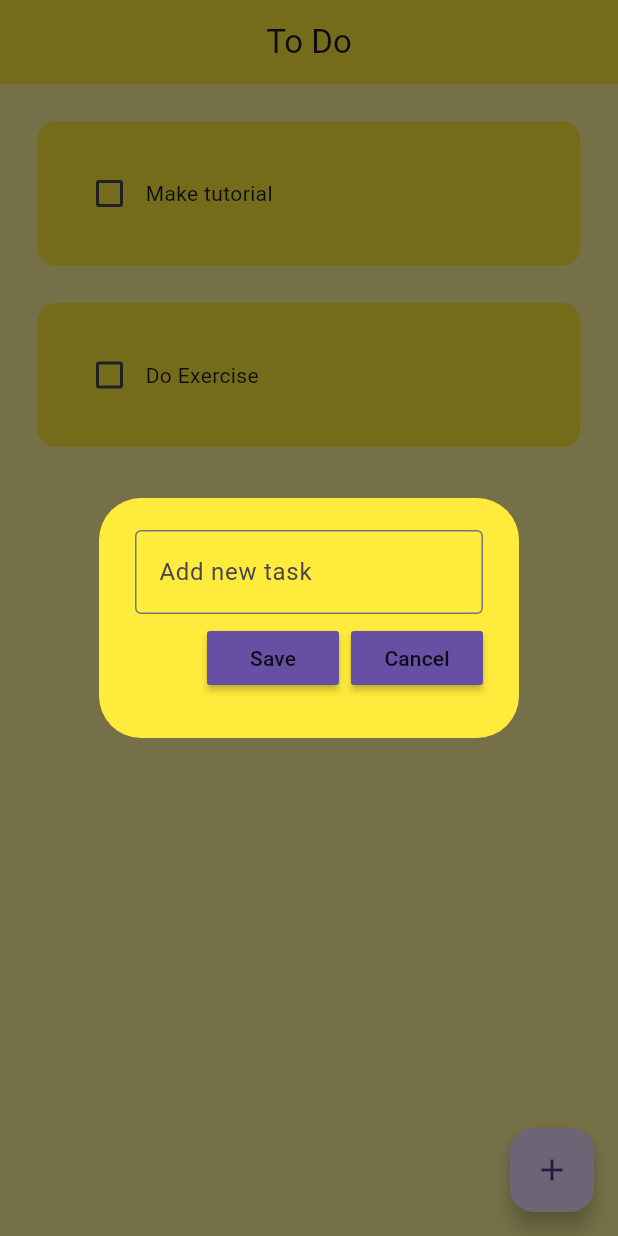
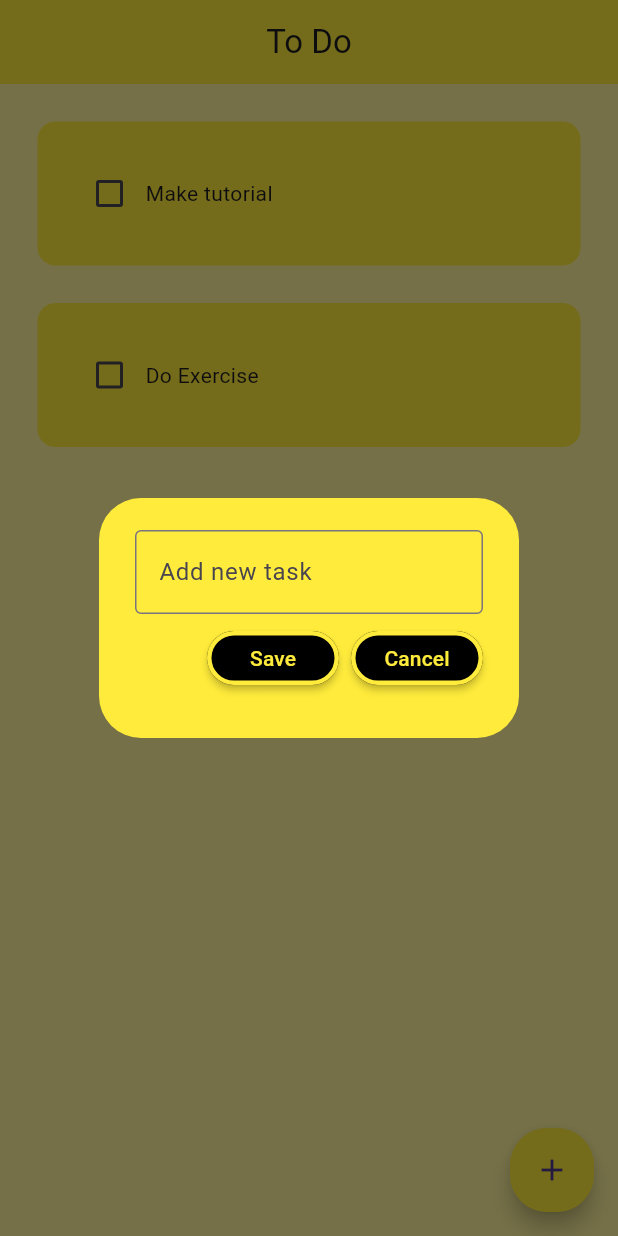
Before and after one commit to josiasmartins/todo_app_flutter, a Flutter app: the screen it shows after launch, after a tap on the "add" icon, on a phone screen of 412 x 824 dp. Run offline on Flutter 3.47's test engine with Material 3 defaults, Android fonts, the phone set to English and light mode, and no system bars; drawn by our look-alikes of flutter_slidable; our stand-ins replace hive_flutter; accounts and stored records are empty.

Commit message:
feature: add color in button save, cancel and button add

```diff
--- a/lib/main.dart
+++ b/lib/main.dart
@@ -8,7 +8,7 @@ void main() async {
   await Hive.initFlutter();
 
   // open a box
-  var box = await Hive.openBox('mybox');
+  await Hive.openBox('mybox');
 
   runApp(const MyApp());
 }
--- a/lib/pages/home_page.dart
+++ b/lib/pages/home_page.dart
@@ -90,8 +90,12 @@ class _HomePageState extends State<HomePage> {
           elevation: 0,
         ),
         floatingActionButton: FloatingActionButton(
+          backgroundColor: Colors.yellow,
           onPressed: createNewTask,
           child: Icon(Icons.add),
+          shape: RoundedRectangleBorder(
+              side: BorderSide(width: 3, color: Colors.yellow),
+              borderRadius: BorderRadius.circular(25)),
         ),
         body: ListView.builder(
           itemCount: db.toDoList.length,
--- a/lib/util/my_button.dart
+++ b/lib/util/my_button.dart
@@ -10,8 +10,15 @@ class MyButton extends StatelessWidget {
   Widget build(BuildContext context) {
     return MaterialButton(
       onPressed: onPressed,
-      child: Text(text),
-      color: Theme.of(context).primaryColor,
+      child: Text(
+        text,
+        style: TextStyle(color: Colors.yellow),
+      ),
+      // color: Theme.of(context).primaryColor,
+      color: Colors.black,
+      shape: RoundedRectangleBorder(
+          side: BorderSide(width: 3, color: Colors.yellow),
+          borderRadius: BorderRadius.circular(25)),
     );
   }
 }
```
